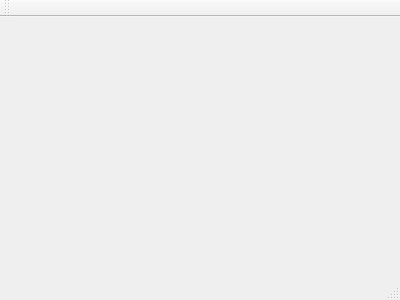
First picture: the form in test_network/qtnetwork/mainwindow.ui, repository BoolYing/BiShe, before the edit.
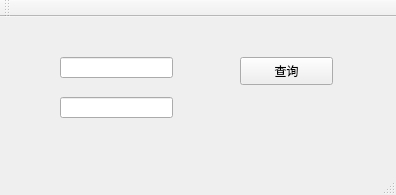
Second picture: the form after the edit.

Commit message: 传输数据

The edit to the form file:
```diff
--- a/test_network/qtnetwork/mainwindow.ui
+++ b/test_network/qtnetwork/mainwindow.ui
@@ -1,24 +1,73 @@
 <ui version="4.0">
  <class>MainWindow</class>
- <widget class="QMainWindow" name="MainWindow" >
-  <property name="geometry" >
+ <widget class="QMainWindow" name="MainWindow">
+  <property name="geometry">
    <rect>
     <x>0</x>
     <y>0</y>
-    <width>400</width>
-    <height>300</height>
+    <width>396</width>
+    <height>195</height>
    </rect>
   </property>
   <property name="windowTitle" >
    <string>MainWindow</string>
   </property>
-  <widget class="QMenuBar" name="menuBar" />
-  <widget class="QToolBar" name="mainToolBar" />
-  <widget class="QWidget" name="centralWidget" />
-  <widget class="QStatusBar" name="statusBar" />
+  <widget class="QWidget" name="centralWidget">
+   <widget class="QPushButton" name="pushButton">
+    <property name="geometry">
+     <rect>
+      <x>240</x>
+      <y>40</y>
+      <width>93</width>
+      <height>28</height>
+     </rect>
+    </property>
+    <property name="text">
+     <string>查询</string>
+    </property>
+   </widget>
+   <widget class="QLineEdit" name="lineEdit">
+    <property name="geometry">
+     <rect>
+      <x>60</x>
+      <y>40</y>
+      <width>113</width>
+      <height>21</height>
+     </rect>
+    </property>
+   </widget>
+   <widget class="QLineEdit" name="lineEdit_2">
+    <property name="geometry">
+     <rect>
+      <x>60</x>
+      <y>80</y>
+      <width>113</width>
+      <height>21</height>
+     </rect>
+    </property>
+   </widget>
+  </widget>
+  <widget class="QMenuBar" name="menuBar">
+   <property name="geometry">
+    <rect>
+     <x>0</x>
+     <y>0</y>
+     <width>396</width>
+     <height>26</height>
+    </rect>
+   </property>
+  </widget>
+  <widget class="QToolBar" name="mainToolBar">
+   <attribute name="toolBarArea">
+    <enum>TopToolBarArea</enum>
+   </attribute>
+   <attribute name="toolBarBreak">
+    <bool>false</bool>
+   </attribute>
+  </widget>
+  <widget class="QStatusBar" name="statusBar"/>
  </widget>
- <layoutDefault spacing="6" margin="11" />
- <pixmapfunction></pixmapfunction>
+ <layoutdefault spacing="6" margin="11"/>
  <resources/>
  <connections/>
 </ui>
```
Left out of the diff: 3 changed lines with no effect on the pictures. The commit also changes 2 other files.
